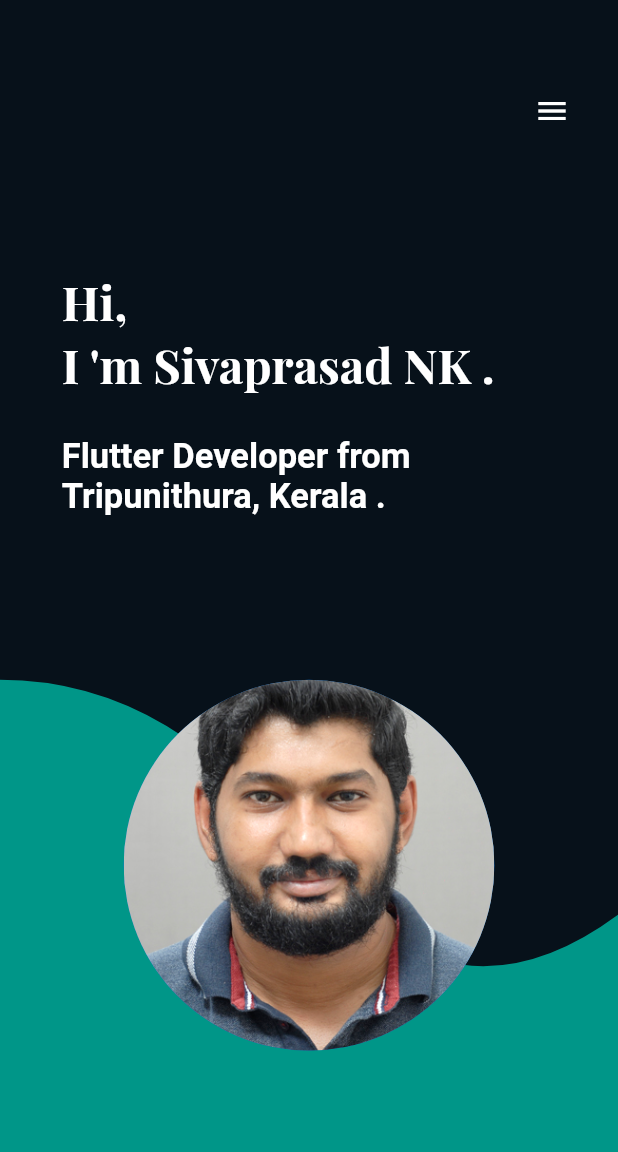
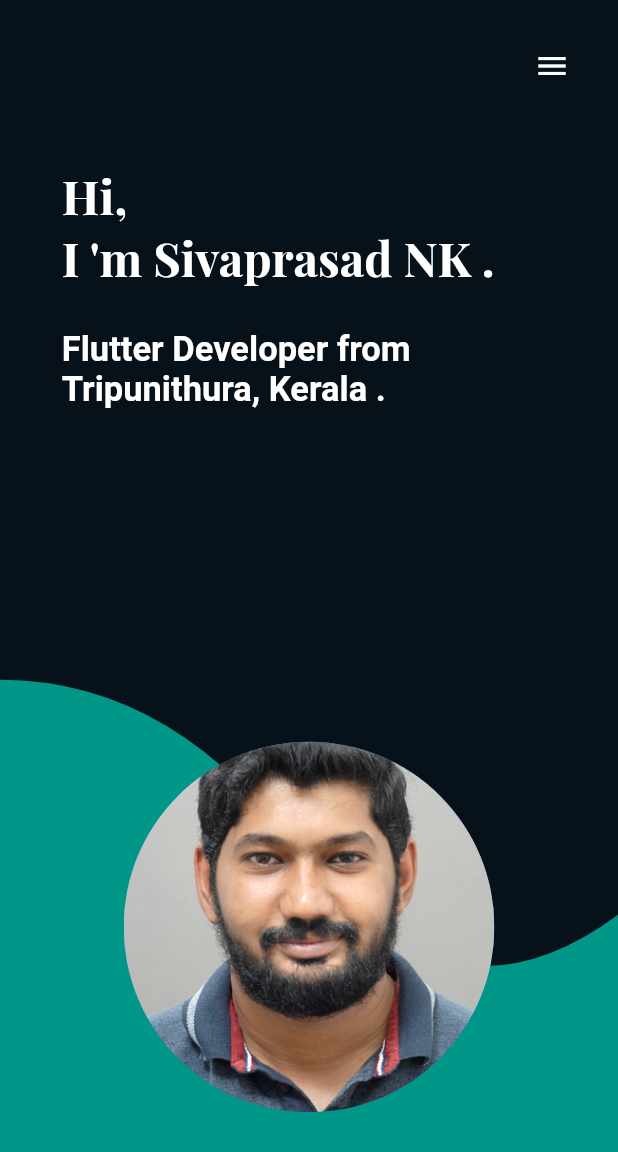
Before and after one commit to sivaprasadnk/website, a Flutter app: the screen it shows after launch, on a phone screen of 412 x 824 dp. Shown: the top 1152 px of the screen. Run offline on Flutter 3.47's test engine with Material 2 defaults, Android fonts, the phone set to English and light mode, and no system bars; our stand-ins replace animate_do, animated_text_kit, auto_animated, bordered_text, dio, wave.

Commit message:
correcting mobile ui

```diff
--- a/lib/views/android/contact_me/android.contactme.screen.dart
+++ b/lib/views/android/contact_me/android.contactme.screen.dart
@@ -54,7 +54,7 @@
               mainAxisSize: MainAxisSize.min,
               children: [
                 Padding(
-                  padding: EdgeInsets.only(top: 40, left: 0),
+                  padding: EdgeInsets.only(top: 20, left: 0),
                   child: Align(
                     alignment: Alignment.topRight,
                     child: IconButton(
--- a/lib/views/android/home/android.home.screen.dart
+++ b/lib/views/android/home/android.home.screen.dart
@@ -88,7 +88,7 @@
                 ),
               if ((screen == "Home") && (!menuSelectedCheck))
                 Positioned.fill(
-                  bottom: screenSize.height * 0.15,
+                  bottom: screenSize.height * 0.1,
                   // left: 60,
                   child: Align(
                     alignment: Alignment.bottomCenter,
@@ -114,7 +114,7 @@
                                       children: [
                                         Padding(
                                           padding: EdgeInsets.only(
-                                              top: 50, right: 20),
+                                              top: 20, right: 20),
                                           child: IconButton(
                                             icon: Icon(Icons.menu,
                                                 color: Colors.white),
@@ -130,7 +130,7 @@
                                     ),
                                   ),
                                   SizedBox(
-                                    height: screenSize.height * 0.1,
+                                    height: screenSize.height * 0.05,
                                   ),
                                   Padding(
                                     padding: EdgeInsets.only(
--- a/lib/views/android/projects/android.projects.screen2.dart
+++ b/lib/views/android/projects/android.projects.screen2.dart
@@ -56,7 +56,7 @@
               mainAxisSize: MainAxisSize.min,
               children: [
                 Padding(
-                  padding: EdgeInsets.only(top: 40, left: 0),
+                  padding: EdgeInsets.only(top: 20, left: 0),
                   child: Align(
                     alignment: Alignment.topRight,
                     child: IconButton(
```
